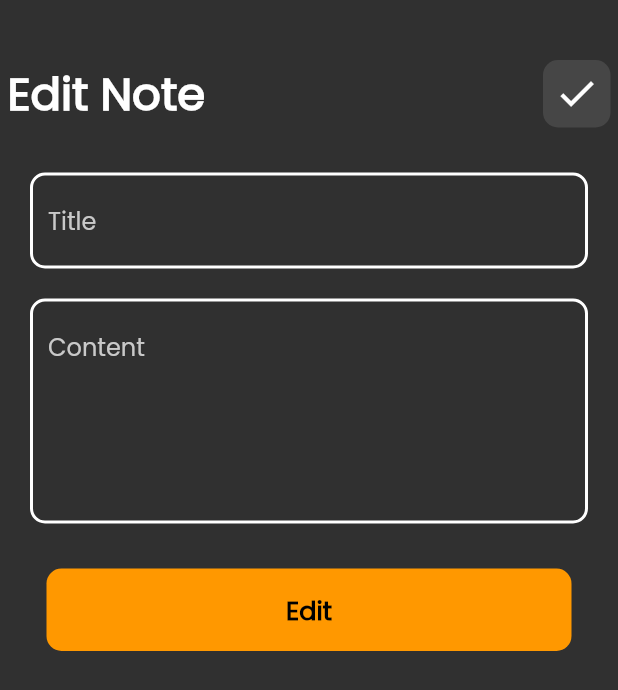
After one commit to MostafaAtef7/notes_app, a Flutter app: the screen it shows after launch, after a tap on "Title", on a phone screen of 412 x 824 dp. The commit adds this screen. Shown: the top 690 px of the screen. Run offline on Flutter 3.47's test engine with Material 2 defaults, Android fonts, the phone set to English and light mode, and no system bars.

Commit message:
add edit view

```diff
--- a/lib/components/add_note_button_sheet.dart
+++ b/lib/components/add_note_button_sheet.dart
@@ -25,7 +25,9 @@ class AddNote extends StatelessWidget {
           SizedBox(
             height: 30,
           ),
-          CunstomButton(),
+          CunstomButton(
+            text: "Add",
+          ),
           SizedBox(
             height: 50,
           ),
--- a/lib/components/button.dart
+++ b/lib/components/button.dart
@@ -1,8 +1,8 @@
 import 'package:flutter/material.dart';
 
 class CunstomButton extends StatelessWidget {
-  const CunstomButton({super.key});
-
+  const CunstomButton({super.key, required this.text});
+  final String text;
   @override
   Widget build(BuildContext context) {
     return Container(
@@ -13,10 +13,10 @@ class CunstomButton extends StatelessWidget {
         borderRadius: BorderRadius.circular(10),
         color: Colors.orange,
       ),
-      child: const Center(
+      child: Center(
         child: Text(
-          "Add",
-          style: TextStyle(
+          text,
+          style: const TextStyle(
             color: Colors.black,
             fontSize: 17,
             fontWeight: FontWeight.bold,
--- a/lib/components/item_container.dart
+++ b/lib/components/item_container.dart
@@ -6,8 +6,13 @@ class ItemContainer extends StatelessWidget {
   final Color? color;
   @override
   Widget build(BuildContext context) {
-    return Container(
-      padding: const EdgeInsets.only(right: 15, left: 15, top: 20, bottom: 20),
+    return GestureDetector(
+      onTap: () {
+        Navigator.pushNamed(context, 'editView');
+      },
+      child: Container(
+        padding:
+            const EdgeInsets.only(right: 15, left: 15, top: 20, bottom: 20),
         decoration: BoxDecoration(
           color: color,
           borderRadius: BorderRadius.circular(16),
@@ -48,6 +53,7 @@ class ItemContainer extends StatelessWidget {
             ),
           ),
         ]),
+      ),
     );
   }
 }
--- a/lib/components/note_appbar.dart
+++ b/lib/components/note_appbar.dart
@@ -1,8 +1,10 @@
 import 'package:flutter/material.dart';
 
 class NoteAppbar extends StatelessWidget {
-  const NoteAppbar({super.key});
+  const NoteAppbar({super.key, required this.title, required this.icon});
 
+  final String title;
+  final IconData icon;
   @override
   Widget build(BuildContext context) {
     return Padding(
@@ -10,9 +12,9 @@ class NoteAppbar extends StatelessWidget {
       child: Row(
         mainAxisAlignment: MainAxisAlignment.spaceBetween,
         children: [
-          const Text(
-            "NOTES",
-            style: TextStyle(
+          Text(
+            title,
+            style: const TextStyle(
               fontSize: 30,
               fontWeight: FontWeight.bold,
             ),
@@ -24,10 +26,11 @@ class NoteAppbar extends StatelessWidget {
               color: const Color.fromARGB(255, 70, 70, 70),
               borderRadius: BorderRadius.circular(10),
             ),
-              child: const Icon(
-                Icons.search,
+            child: Icon(
+              icon,
               size: 30,
-              )),
+            ),
+          ),
         ],
       ),
     );
--- a/lib/main.dart
+++ b/lib/main.dart
@@ -1,5 +1,6 @@
 import 'package:flutter/material.dart';
-import 'package:notes_app_12/screens/main_page.dart';
+import 'package:notes_app_12/screens/edit_view.dart';
+import 'package:notes_app_12/screens/main_view.dart';
 
 void main() {
   runApp(const NoteApp());
@@ -16,7 +17,11 @@ class NoteApp extends StatelessWidget {
         brightness: Brightness.dark,
         fontFamily: "Poppins",
       ),
-      home: MainPage(),
+      routes: {
+        'mainView': (context) => MainView(),
+        'editView': (context) => EditView(),
+      },
+      initialRoute: 'mainView',
     );
   }
 }
--- /dev/null
+++ b/lib/screens/edit_view.dart
@@ -0,0 +1,30 @@
+import 'package:flutter/material.dart';
+import 'package:notes_app_12/components/button.dart';
+import 'package:notes_app_12/components/note_appbar.dart';
+import 'package:notes_app_12/components/text_field_for_sheet.dart';
+
+class EditView extends StatelessWidget {
+  const EditView({super.key});
+
+  @override
+  Widget build(BuildContext context) {
+    return const Scaffold(
+      body: Column(
+        children: [
+          NoteAppbar(title: "Edit Note", icon: Icons.check),
+          TextFieldSheet(hint: "Title"),
+          TextFieldSheet(
+            hint: "Content",
+            maxLines: 5,
+          ),
+          SizedBox(
+            height: 30,
+          ),
+          CunstomButton(
+            text: "Edit",
+          ),
+        ],
+      ),
+    );
+  }
+}
--- a/lib/screens/main_page.dart
+++ b/lib/screens/main_view.dart
@@ -5,8 +5,8 @@ import '../components/add_note_button_sheet.dart';
 import '../components/item_list.dart';
 import '../components/note_appbar.dart';
 
-class MainPage extends StatelessWidget {
-  const MainPage({super.key});
+class MainView extends StatelessWidget {
+  const MainView({super.key});
 
   @override
   Widget build(BuildContext context) {
@@ -35,7 +35,7 @@ class MainPage extends StatelessWidget {
         padding: EdgeInsets.symmetric(horizontal: 20),
         child: Column(
           children: [
-            NoteAppbar(),
+            NoteAppbar(title: "NOTES", icon: Icons.search,),
             ItemList(),
           ],
         ),
```
Lines whose indentation alone changed are shown as unchanged.
